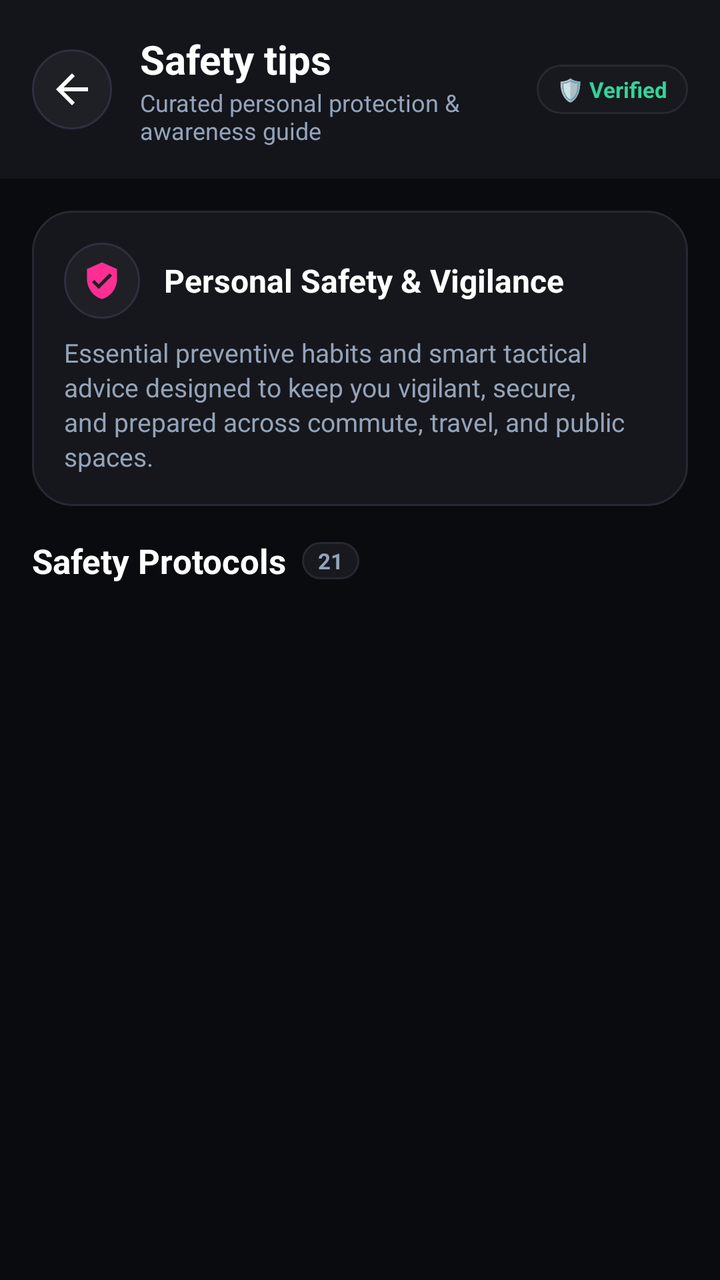
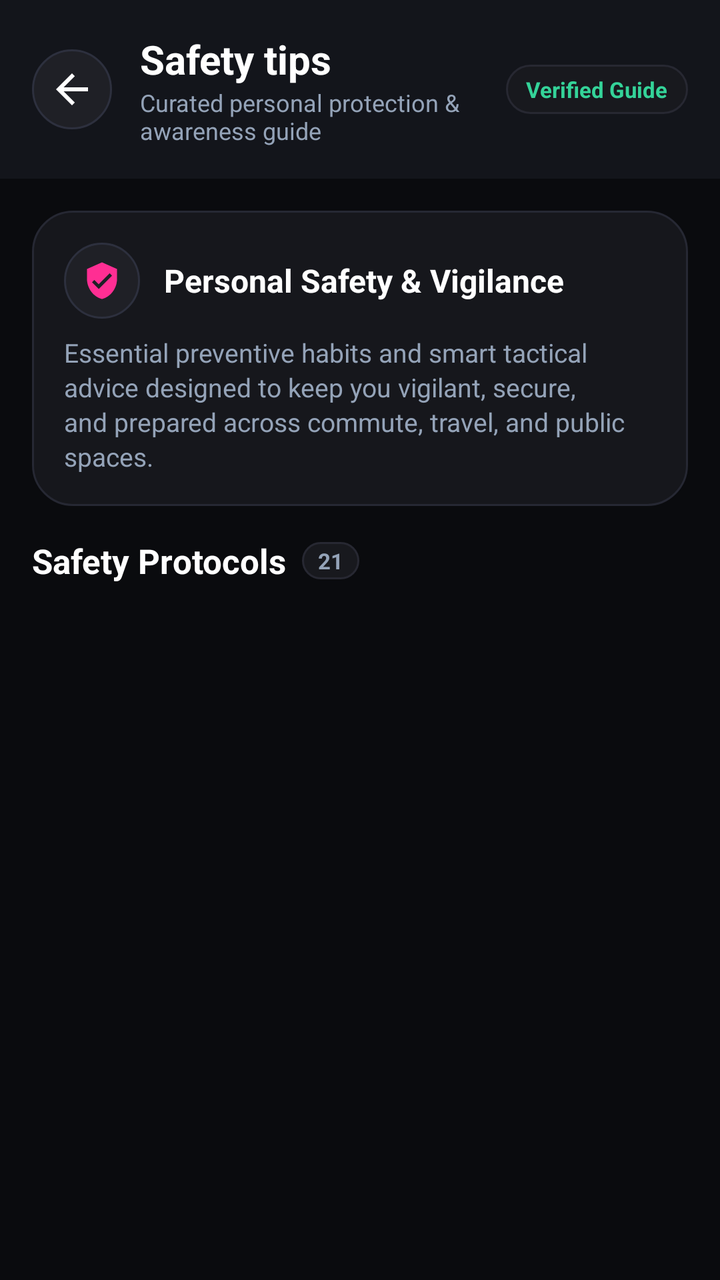

Screens rendered from an Android XML layout before and after an edit, with the pre-edit source and the edit as a unified diff.
<!-- AndroidManifest.xml: application theme Theme.SheGuard -->
<!-- res/layout/fragment_safety_tips.xml -->
<?xml version="1.0" encoding="utf-8"?>
<androidx.coordinatorlayout.widget.CoordinatorLayout xmlns:android="http://schemas.android.com/apk/res/android"
    xmlns:app="http://schemas.android.com/apk/res-auto"
    xmlns:tools="http://schemas.android.com/tools"
    android:id="@+id/layout_safety_tips_root"
    android:layout_width="match_parent"
    android:layout_height="match_parent"
    android:background="#0A0B0E"
    android:fitsSystemWindows="true"
    tools:context=".ui.fragment.SafetyTipsFragment">

    
    <com.google.android.material.appbar.AppBarLayout
        android:id="@+id/appBarLayout"
        android:layout_width="match_parent"
        android:layout_height="wrap_content"
        android:background="#13151B"
        app:elevation="0dp">

        <LinearLayout
            android:layout_width="match_parent"
            android:layout_height="wrap_content"
            android:orientation="horizontal"
            android:gravity="center_vertical"
            android:paddingStart="16dp"
            android:paddingEnd="16dp"
            android:paddingTop="16dp"
            android:paddingBottom="16dp">

            <ImageButton
                android:id="@+id/btn_back"
                android:layout_width="40dp"
                android:layout_height="40dp"
                android:background="@drawable/bg_circle_info"
                android:src="@drawable/ic_arrow_back"
                app:tint="#FFFFFF"
                android:contentDescription="Back" />

            <LinearLayout
                android:layout_width="0dp"
                android:layout_height="wrap_content"
                android:layout_weight="1"
                android:layout_marginStart="14dp"
                android:orientation="vertical">

                <TextView
                    android:id="@+id/tv_title"
                    android:layout_width="wrap_content"
                    android:layout_height="wrap_content"
                    android:text="@string/activity_safety_tips_title"
                    android:textColor="#FFFFFF"
                    android:textSize="20sp"
                    android:textStyle="bold" />

                <TextView
                    android:id="@+id/tv_subtitle"
                    android:layout_width="wrap_content"
                    android:layout_height="wrap_content"
                    android:text="Curated personal protection &amp; awareness guide"
                    android:textColor="#94A3B8"
                    android:textSize="12sp" />
            </LinearLayout>

            <TextView
                android:layout_width="wrap_content"
                android:layout_height="wrap_content"
                android:background="@drawable/bg_monogram_badge"
                android:paddingStart="10dp"
                android:paddingEnd="10dp"
                android:paddingTop="5dp"
                android:paddingBottom="5dp"
                android:text="🛡️ Verified"
                android:textColor="#34D399"
                android:textSize="11sp"
                android:textStyle="bold" />
        </LinearLayout>
    </com.google.android.material.appbar.AppBarLayout>

    <androidx.core.widget.NestedScrollView
        android:layout_width="match_parent"
        android:layout_height="match_parent"
        android:fillViewport="true"
        android:overScrollMode="never"
        app:layout_behavior="@string/appbar_scrolling_view_behavior">

        <LinearLayout
            android:layout_width="match_parent"
            android:layout_height="wrap_content"
            android:orientation="vertical">

            
            <LinearLayout
                android:layout_width="match_parent"
                android:layout_height="wrap_content"
                android:background="@drawable/bg_card_safety_dark"
                android:padding="16dp"
                android:orientation="vertical"
                android:layout_marginStart="16dp"
                android:layout_marginEnd="16dp"
                android:layout_marginTop="16dp"
                android:layout_marginBottom="16dp">

                <LinearLayout
                    android:layout_width="wrap_content"
                    android:layout_height="wrap_content"
                    android:orientation="horizontal"
                    android:gravity="center_vertical">

                    <FrameLayout
                        android:layout_width="38dp"
                        android:layout_height="38dp"
                        android:background="@drawable/bg_circle_info">

                        <ImageView
                            android:layout_width="20dp"
                            android:layout_height="20dp"
                            android:layout_gravity="center"
                            android:src="@drawable/ic_shield_check_vector"
                            app:tint="?attr/themeAccent"
                            android:contentDescription="Shield" />
                    </FrameLayout>

                    <TextView
                        android:layout_width="wrap_content"
                        android:layout_height="wrap_content"
                        android:layout_marginStart="12dp"
                        android:text="Personal Safety &amp; Vigilance"
                        android:textColor="#FFFFFF"
                        android:textSize="16sp"
                        android:textStyle="bold" />
                </LinearLayout>

                <TextView
                    android:layout_width="wrap_content"
                    android:layout_height="wrap_content"
                    android:layout_marginTop="8dp"
                    android:text="Essential preventive habits and smart tactical advice designed to keep you vigilant, secure, and prepared across commute, travel, and public spaces."
                    android:textColor="#94A3B8"
                    android:textSize="13sp"
                    android:lineSpacingExtra="2dp" />
            </LinearLayout>

            
            <LinearLayout
                android:layout_width="match_parent"
                android:layout_height="wrap_content"
                android:orientation="horizontal"
                android:gravity="center_vertical"
                android:layout_marginStart="16dp"
                android:layout_marginEnd="16dp"
                android:layout_marginBottom="12dp">

                <TextView
                    android:layout_width="wrap_content"
                    android:layout_height="wrap_content"
                    android:text="Safety Protocols"
                    android:textColor="#FFFFFF"
                    android:textSize="17sp"
                    android:textStyle="bold" />

                <TextView
                    android:id="@+id/tv_tips_count"
                    android:layout_width="wrap_content"
                    android:layout_height="wrap_content"
                    android:layout_marginStart="8dp"
                    android:background="@drawable/bg_monogram_badge"
                    android:paddingStart="8dp"
                    android:paddingEnd="8dp"
                    android:paddingTop="2dp"
                    android:paddingBottom="2dp"
                    android:text="21"
                    android:textColor="#94A3B8"
                    android:textSize="11sp"
                    android:textStyle="bold" />
            </LinearLayout>

            
            <androidx.recyclerview.widget.RecyclerView
                android:id="@+id/recyclerView"
                android:layout_width="match_parent"
                android:layout_height="wrap_content"
                android:nestedScrollingEnabled="false"
                android:clipToPadding="false"
                android:paddingBottom="36dp" />

        </LinearLayout>
    </androidx.core.widget.NestedScrollView>

</androidx.coordinatorlayout.widget.CoordinatorLayout>
<!-- resources referenced by this layout -->
<resources>
  <!-- drawable bg_card_safety_dark (drawable) -->
  <?xml version="1.0" encoding="utf-8"?>
  <shape xmlns:android="http://schemas.android.com/apk/res/android"
      android:shape="rectangle">
      <solid android:color="#16171C" />
      <corners android:radius="20dp" />
      <stroke
          android:width="1dp"
          android:color="#262833" />
  </shape>
  <!-- drawable bg_circle_info (drawable) -->
  <?xml version="1.0" encoding="utf-8"?>
  <shape xmlns:android="http://schemas.android.com/apk/res/android"
      android:shape="oval">
      <solid android:color="#1F2026" />
      <size
          android:width="40dp"
          android:height="40dp" />
      <stroke
          android:width="1dp"
          android:color="#2D303E" />
  </shape>
  <!-- drawable bg_monogram_badge (drawable) -->
  <?xml version="1.0" encoding="utf-8"?>
  <shape xmlns:android="http://schemas.android.com/apk/res/android"
      android:shape="rectangle">
      <solid android:color="#18191E" />
      <corners android:radius="18dp" />
      <stroke
          android:width="1dp"
          android:color="#272832" />
  </shape>
  <!-- drawable ic_arrow_back (drawable) -->
  <vector xmlns:android="http://schemas.android.com/apk/res/android"
      android:width="24dp"
      android:height="24dp"
      android:autoMirrored="true"
      android:tint="#FFFFFF"
      android:viewportWidth="24"
      android:viewportHeight="24">
      <path
          android:fillColor="@android:color/white"
          android:pathData="M20,11H7.83l5.59,-5.59L12,4l-8,8 8,8 1.41,-1.41L7.83,13H20v-2z" />
  </vector>
  <!-- drawable ic_shield_check_vector (drawable) -->
  <?xml version="1.0" encoding="utf-8"?>
  <vector xmlns:android="http://schemas.android.com/apk/res/android"
      android:width="24dp"
      android:height="24dp"
      android:viewportWidth="24"
      android:viewportHeight="24">
      <path
          android:fillColor="#FFFFFFFF"
          android:pathData="M12,1L3,5v6c0,5.55 3.84,10.74 9,12 5.16,-1.26 9,-6.45 9,-12V5l-9,-4zm-2,16l-4,-4 1.41,-1.41L10,14.17l6.59,-6.59L18,9l-8,8z" />
  </vector>
  <string name="activity_safety_tips_title">Safety tips</string>
  <style name="Theme.SheGuard" parent="Base.Theme.SheGuard" />
  <color name="accent_pink">#FF2E93</color>
  <color name="colorPrimaryDark">#D81173</color>
  <color name="colorPinkSubtle">#26FF2E93</color>
  <color name="surface_background">#F8FAFC</color>
  <color name="surface_card">#FFFFFF</color>
  <color name="textColorPrimary">#0F172A</color>
  <color name="color_surface_variant">#F1F5F9</color>
  <color name="textColorSecondary">#64748B</color>
  <style name="Widget.SheGuard.RadioButton.Pink" parent="Widget.MaterialComponents.CompoundButton.RadioButton">
          <item name="materialThemeOverlay">@style/ThemeOverlay.SheGuard.RadioButton.Pink</item>
      </style>
  <style name="Widget.SheGuard.Switch.Pink" parent="Widget.Material3.CompoundButton.MaterialSwitch">
          <item name="thumbTint">@color/accent_pink</item>
      </style>
  <style name="Widget.SheGuard.Checkbox.Pink" parent="Widget.Material3.CompoundButton.CheckBox">
          <item name="buttonTint">@color/accent_pink</item>
      </style>
  <style name="ThemeOverlay.SheGuard.RadioButton.Pink" parent="">
          <item name="colorOnSurface">@color/accent_pink</item>
          <item name="colorSecondary">@color/accent_pink</item>
      </style>
  <!-- unchanged entries left out for length: 1 -->
</resources>

<!-- the commit's change to res/layout/fragment_safety_tips.xml (unified diff, before → after) -->
@@ -69,7 +69,7 @@
                 android:paddingEnd="10dp"
                 android:paddingTop="5dp"
                 android:paddingBottom="5dp"
-                android:text="🛡️ Verified"
+                android:text="Verified Guide"
                 android:textColor="#34D399"
                 android:textSize="11sp"
                 android:textStyle="bold" />
